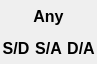
Old version of the form src/schrodinger/sketcher/ui/bond_query_popup.ui in the repository schrodinger/sketcher.
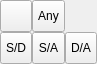
New version of the form. Icons and pictures are not drawn.

Commit message: SKETCH-1544. Move stylesheet specifications out into sketcher_css_style.h

The edit to the form file:
```diff
--- a/src/schrodinger/sketcher/ui/bond_query_popup.ui
+++ b/src/schrodinger/sketcher/ui/bond_query_popup.ui
@@ -37,21 +37,9 @@
        <height>32</height>
       </size>
      </property>
-     <property name="font">
-      <font>
-       <pointsize>12</pointsize>
-       <weight>75</weight>
-       <bold>true</bold>
-      </font>
-     </property>
      <property name="toolTip">
       <string>Single or Aromatic Bond</string>
      </property>
-     <property name="styleSheet">
-      <string notr="true">QToolButton {
-border : none;
-}</string>
-     </property>
      <property name="text">
       <string>S/A</string>
      </property>
@@ -71,21 +59,9 @@
        <height>32</height>
       </size>
      </property>
-     <property name="font">
-      <font>
-       <pointsize>12</pointsize>
-       <weight>75</weight>
-       <bold>true</bold>
-      </font>
-     </property>
      <property name="toolTip">
       <string>Double or Aromatic Bond</string>
      </property>
-     <property name="styleSheet">
-      <string notr="true">QToolButton {
-border : none;
-}</string>
-     </property>
      <property name="text">
       <string>D/A</string>
      </property>
@@ -105,21 +81,9 @@
        <height>32</height>
       </size>
      </property>
-     <property name="font">
-      <font>
-       <pointsize>12</pointsize>
-       <weight>75</weight>
-       <bold>true</bold>
-      </font>
-     </property>
      <property name="toolTip">
       <string>Single or Double Bond</string>
      </property>
-     <property name="styleSheet">
-      <string notr="true">QToolButton {
-border : none;
-}</string>
-     </property>
      <property name="text">
       <string>S/D</string>
      </property>
@@ -142,9 +106,6 @@
      <property name="toolTip">
       <string>Aromatic Bond</string>
      </property>
-     <property name="styleSheet">
-      <string notr="true">QToolButton { border : none; }</string>
-     </property>
      <property name="text">
       <string/>
      </property>
@@ -175,21 +136,9 @@
        <height>32</height>
       </size>
      </property>
-     <property name="font">
-      <font>
-       <pointsize>12</pointsize>
-       <weight>75</weight>
-       <bold>true</bold>
-      </font>
-     </property>
      <property name="toolTip">
       <string>Any Bond</string>
      </property>
-     <property name="styleSheet">
-      <string notr="true">QToolButton {
-border : none;
-}</string>
-     </property>
      <property name="text">
       <string>Any</string>
      </property>
```
The commit also changes 14 other files.
